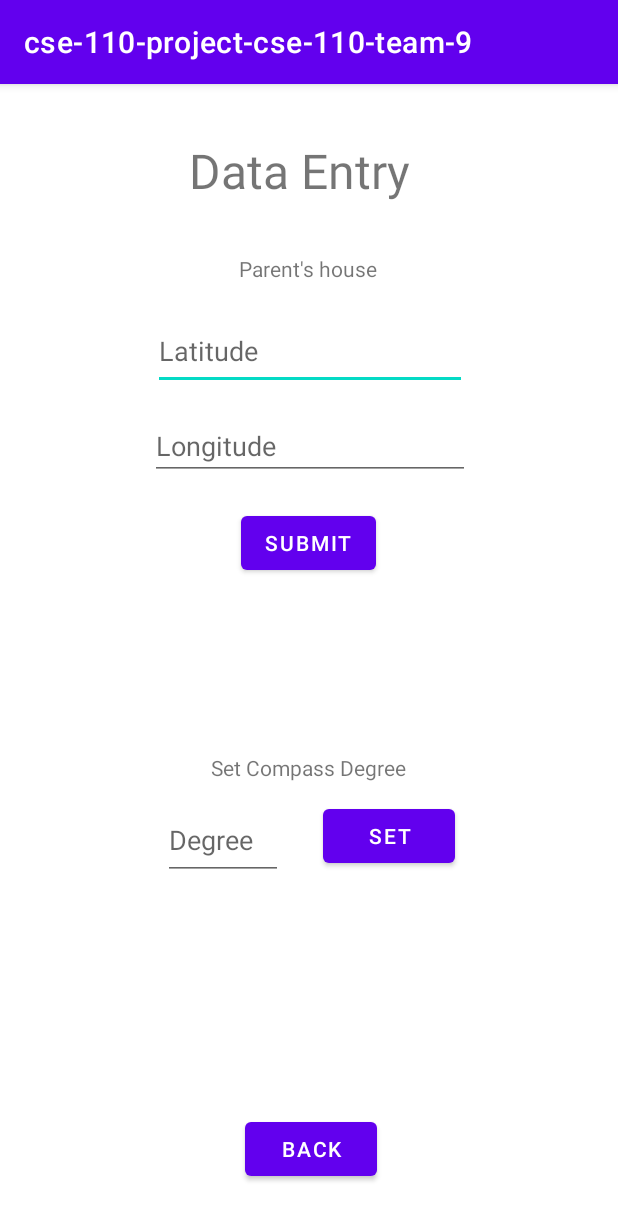
After one commit to CSE-110-Winter-2023/cse-110-project-cse-110-team-9, an Android app: the data_entry screen opened directly, with no data from a screen before it, on a phone screen of 412 x 824 dp. The commit adds this screen. Shown: the top 1220 px of the screen. Run offline under Robolectric (Android 15) with nearby library versions, the phone set to English and light mode, and no system bars.

Commit message:
new edits

```diff
--- a/app/src/main/AndroidManifest.xml
+++ b/app/src/main/AndroidManifest.xml
@@ -2,9 +2,8 @@
 <manifest xmlns:android="http://schemas.android.com/apk/res/android"
     xmlns:tools="http://schemas.android.com/tools">
 
-    <uses-permission android:name="android.permission.ACCESS_COARSE_LOCATION"/>
+    <uses-permission android:name="android.permission.ACCESS_COARSE_LOCATION" />
     <uses-permission android:name="android.permission.ACCESS_FINE_LOCATION" />
-
 
     <application
         android:allowBackup="true"
@@ -16,6 +15,13 @@
         android:supportsRtl="true"
         android:theme="@style/Theme.Cse110projectcse110team9"
         tools:targetApi="31">
+        <activity
+            android:name=".data_entry"
+            android:exported="false">
+            <meta-data
+                android:name="android.app.lib_name"
+                android:value="" />
+        </activity>
         <activity
             android:name=".MainActivity"
             android:exported="true">
--- a/app/src/main/java/edu/ucsd/cse110/cse_110_project_cse_110_team_9/MainActivity.java
+++ b/app/src/main/java/edu/ucsd/cse110/cse_110_project_cse_110_team_9/MainActivity.java
@@ -6,6 +6,7 @@ import androidx.core.app.ActivityCompat;
 import androidx.core.util.Pair;
 
 import android.content.Context;
+import android.content.Intent;
 import android.content.pm.PackageManager;
 import android.hardware.Sensor;
 import android.hardware.SensorEvent;
@@ -14,6 +15,7 @@ import android.hardware.SensorManager;
 import android.location.LocationListener;
 import android.os.Bundle;
 import android.util.Log;
+import android.view.View;
 import android.view.animation.Animation;
 import android.view.animation.RotateAnimation;
 import android.widget.ImageView;
@@ -109,4 +111,9 @@ public class MainActivity extends AppCompatActivity {
         super.onResume();
         orientationService.registerSensorListeners();
     }
+
+    public void onLaunchDataEntry(View view) {
+        Intent intent = new Intent(this, data_entry.class);
+        startActivity(intent);
+    }
 }
--- /dev/null
+++ b/app/src/main/java/edu/ucsd/cse110/cse_110_project_cse_110_team_9/data_entry.java
@@ -0,0 +1,21 @@
+package edu.ucsd.cse110.cse_110_project_cse_110_team_9;
+
+import androidx.appcompat.app.AppCompatActivity;
+
+import android.content.Intent;
+import android.os.Bundle;
+import android.view.View;
+
+public class data_entry extends AppCompatActivity {
+
+    @Override
+    protected void onCreate(Bundle savedInstanceState) {
+        super.onCreate(savedInstanceState);
+        setContentView(R.layout.activity_data_entry);
+    }
+
+    public void onClickGoBack(View view) {
+        Intent intent = new Intent(this, MainActivity.class);
+        startActivity(intent);
+    }
+}
--- /dev/null
+++ b/app/src/main/res/layout/activity_data_entry.xml
@@ -0,0 +1,124 @@
+<?xml version="1.0" encoding="utf-8"?>
+<androidx.constraintlayout.widget.ConstraintLayout xmlns:android="http://schemas.android.com/apk/res/android"
+    xmlns:app="http://schemas.android.com/apk/res-auto"
+    xmlns:tools="http://schemas.android.com/tools"
+    android:layout_width="match_parent"
+    android:layout_height="match_parent"
+    tools:context=".data_entry">
+
+    <TextView
+        android:id="@+id/textView"
+        android:layout_width="159dp"
+        android:layout_height="54dp"
+        android:text="Data Entry"
+        android:textSize="32dp"
+        app:layout_constraintBottom_toBottomOf="parent"
+        app:layout_constraintEnd_toEndOf="parent"
+        app:layout_constraintHorizontal_bias="0.498"
+        app:layout_constraintStart_toStartOf="parent"
+        app:layout_constraintTop_toTopOf="parent"
+        app:layout_constraintVertical_bias="0.05" />
+
+    <EditText
+        android:id="@+id/editTextTextPersonName"
+        android:layout_width="209dp"
+        android:layout_height="52dp"
+        android:ems="10"
+        android:hint="Latitude"
+        android:inputType="textPersonName"
+        app:layout_constraintBottom_toBottomOf="parent"
+        app:layout_constraintEnd_toEndOf="parent"
+        app:layout_constraintHorizontal_bias="0.504"
+        app:layout_constraintStart_toStartOf="parent"
+        app:layout_constraintTop_toTopOf="parent"
+        app:layout_constraintVertical_bias="0.212" />
+
+    <EditText
+        android:id="@+id/editTextTextPersonName2"
+        android:layout_width="wrap_content"
+        android:layout_height="wrap_content"
+        android:ems="10"
+        android:hint="Longitude"
+        android:inputType="textPersonName"
+        app:layout_constraintBottom_toBottomOf="parent"
+        app:layout_constraintEnd_toEndOf="parent"
+        app:layout_constraintHorizontal_bias="0.502"
+        app:layout_constraintStart_toStartOf="parent"
+        app:layout_constraintTop_toTopOf="parent"
+        app:layout_constraintVertical_bias="0.303" />
+
+    <TextView
+        android:id="@+id/textView2"
+        android:layout_width="wrap_content"
+        android:layout_height="wrap_content"
+        android:text="Parent's house"
+        app:layout_constraintBottom_toBottomOf="parent"
+        app:layout_constraintEnd_toEndOf="parent"
+        app:layout_constraintHorizontal_bias="0.498"
+        app:layout_constraintStart_toStartOf="parent"
+        app:layout_constraintTop_toBottomOf="@+id/textView"
+        app:layout_constraintVertical_bias="0.035" />
+
+    <Button
+        android:id="@+id/button"
+        android:layout_width="wrap_content"
+        android:layout_height="wrap_content"
+        android:text="submit"
+        app:layout_constraintBottom_toBottomOf="parent"
+        app:layout_constraintEnd_toEndOf="parent"
+        app:layout_constraintHorizontal_bias="0.498"
+        app:layout_constraintStart_toStartOf="parent"
+        app:layout_constraintTop_toTopOf="parent"
+        app:layout_constraintVertical_bias="0.392" />
+
+    <Button
+        android:id="@+id/button2"
+        android:layout_width="wrap_content"
+        android:layout_height="wrap_content"
+        android:onClick="onClickGoBack"
+        android:text="back"
+        app:layout_constraintBottom_toBottomOf="parent"
+        app:layout_constraintEnd_toEndOf="parent"
+        app:layout_constraintHorizontal_bias="0.504"
+        app:layout_constraintStart_toStartOf="parent"
+        app:layout_constraintTop_toTopOf="parent"
+        app:layout_constraintVertical_bias="0.953" />
+
+    <EditText
+        android:id="@+id/editTextTextPersonName3"
+        android:layout_width="80dp"
+        android:layout_height="53dp"
+        android:ems="10"
+        android:hint="Degree"
+        android:inputType="textPersonName"
+        app:layout_constraintBottom_toBottomOf="parent"
+        app:layout_constraintEnd_toEndOf="parent"
+        app:layout_constraintHorizontal_bias="0.328"
+        app:layout_constraintStart_toStartOf="parent"
+        app:layout_constraintTop_toTopOf="parent"
+        app:layout_constraintVertical_bias="0.668" />
+
+    <Button
+        android:id="@+id/button3"
+        android:layout_width="wrap_content"
+        android:layout_height="wrap_content"
+        android:text="Set"
+        app:layout_constraintBottom_toBottomOf="parent"
+        app:layout_constraintEnd_toEndOf="parent"
+        app:layout_constraintHorizontal_bias="0.196"
+        app:layout_constraintStart_toEndOf="@+id/editTextTextPersonName3"
+        app:layout_constraintTop_toTopOf="parent"
+        app:layout_constraintVertical_bias="0.663" />
+
+    <TextView
+        android:id="@+id/textView3"
+        android:layout_width="wrap_content"
+        android:layout_height="wrap_content"
+        android:text="Set Compass Degree"
+        app:layout_constraintBottom_toBottomOf="parent"
+        app:layout_constraintEnd_toEndOf="parent"
+        app:layout_constraintHorizontal_bias="0.498"
+        app:layout_constraintStart_toStartOf="parent"
+        app:layout_constraintTop_toTopOf="parent"
+        app:layout_constraintVertical_bias="0.596" />
+</androidx.constraintlayout.widget.ConstraintLayout>
--- a/app/src/main/res/layout/activity_main.xml
+++ b/app/src/main/res/layout/activity_main.xml
@@ -35,6 +35,19 @@
             app:srcCompat="@mipmap/ic_launcher"
             tools:layout_editor_absoluteX="107dp"
             tools:layout_editor_absoluteY="541dp" />
+
+        <Button
+            android:id="@+id/button4"
+            android:layout_width="wrap_content"
+            android:layout_height="wrap_content"
+            android:text="Data entry ->"
+            android:onClick="onLaunchDataEntry"
+            app:layout_constraintBottom_toBottomOf="parent"
+            app:layout_constraintEnd_toEndOf="parent"
+            app:layout_constraintHorizontal_bias="0.498"
+            app:layout_constraintStart_toStartOf="parent"
+            app:layout_constraintTop_toTopOf="parent"
+            app:layout_constraintVertical_bias="0.918" />
     </androidx.constraintlayout.widget.ConstraintLayout>
 
     <TextView
```
